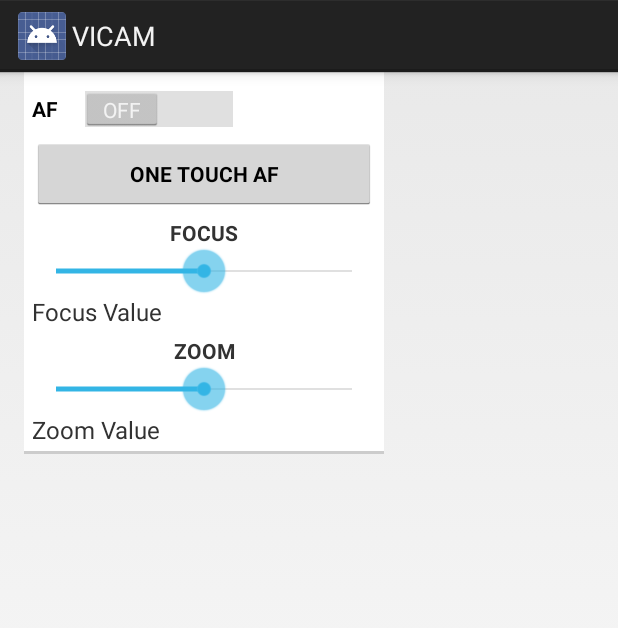
After one commit to mwielondek/vicam, an Android app: the layout toolbox.xml on its own in the app's theme, with its tools: preview values and no code run, on a phone screen of 412 x 824 dp. The commit adds this screen. Shown: the top 628 px of the screen. Run offline under Robolectric (Android 15) with nearby library versions, the phone set to English and light mode, and no system bars.

Commit message:
Extracted toolbox to its own layout file and the touchpad to its own style.

```diff
--- /dev/null
+++ b/camera/src/main/res/layout/toolbox.xml
@@ -0,0 +1,74 @@
+<?xml version="1.0" encoding="utf-8"?>
+<LinearLayout
+        xmlns:android="http://schemas.android.com/apk/res/android" android:id="@+id/toolbox"
+        android:layout_width="wrap_content"
+        android:layout_height="wrap_content"
+        android:orientation="vertical"
+        android:layout_marginLeft="@dimen/activity_horizontal_margin"
+        android:background="@drawable/bg_card"
+        android:minWidth="240dp"
+        android:padding="5dp"
+        android:gravity="center_vertical"
+        android:layout_centerVertical="true"
+        android:layout_alignParentLeft="true">
+
+    <Switch
+            android:id="@+id/autofocus_switch"
+            android:text="@string/autofocus"
+            android:layout_width="wrap_content"
+            android:layout_height="wrap_content"
+            android:layout_marginTop="@dimen/toolbox_margin_top"
+            android:textAppearance="?android:listSeparatorTextViewStyle"/>
+
+    <Button
+            android:id="@+id/one_touch_autofocus"
+            android:text="@string/force_autofocus"
+            android:layout_width="match_parent"
+            android:layout_height="wrap_content"
+            android:layout_marginTop="@dimen/toolbox_margin_top"
+            android:textAppearance="?android:listSeparatorTextViewStyle"/>
+
+    <TextView
+            android:id="@+id/text_focus_seekbar"
+            android:layout_width="match_parent"
+            android:layout_height="wrap_content"
+            android:layout_marginTop="@dimen/toolbox_margin_top"
+            android:text="@string/manual_focus"
+            android:textAppearance="?android:listSeparatorTextViewStyle"
+            android:gravity="center"/>
+    <SeekBar
+            android:id="@+id/focus_seekbar"
+            android:layout_width="match_parent"
+            android:layout_height="wrap_content"
+            android:max="10"
+            android:progress="5"/>
+    <TextView
+            android:id="@+id/focus_value"
+            android:text="@string/focus_value"
+            android:layout_width="wrap_content"
+            android:layout_height="wrap_content"
+            android:textSize="16sp"/>
+
+    <TextView
+            android:id="@+id/text_zoom_seekbar"
+            android:layout_width="match_parent"
+            android:layout_height="wrap_content"
+            android:layout_marginTop="@dimen/toolbox_margin_top"
+            android:text="@string/text_zoom"
+            android:textAppearance="?android:listSeparatorTextViewStyle"
+            android:gravity="center"/>
+    <SeekBar
+            android:id="@+id/zoom_seekbar"
+            android:layout_width="match_parent"
+            android:layout_height="wrap_content"
+            android:max="10"
+            android:progress="5"/>
+    <TextView
+            android:id="@+id/zoom_value"
+            android:text="@string/zoom_value"
+            android:layout_width="wrap_content"
+            android:layout_height="wrap_content"
+            android:textSize="16sp"/>
+
+
+</LinearLayout>
--- a/camera/src/main/res/values/dimens.xml
+++ b/camera/src/main/res/values/dimens.xml
@@ -3,6 +3,7 @@
     <dimen name="activity_horizontal_margin">16dp</dimen>
     <dimen name="activity_vertical_margin">16dp</dimen>
 
+    <dimen name="touchpad_max_size">320dp</dimen>
 
     <dimen name="seek_bar_horizontal_len">140dp</dimen>
     <dimen name="toolbox_margin_top">5dp</dimen>
```
Also changed, not shown: camera/src/main/res/layout/activity_main.xml (+2 -82 lines), camera/src/main/res/values/styles.xml (+11 -0 lines).
